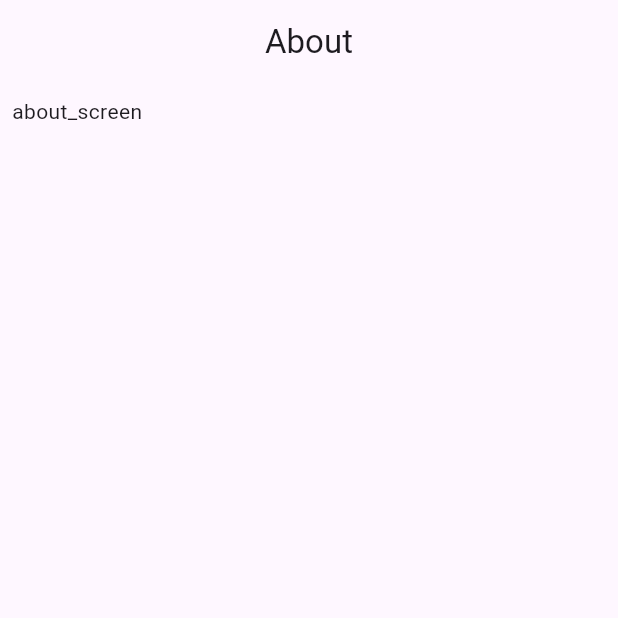
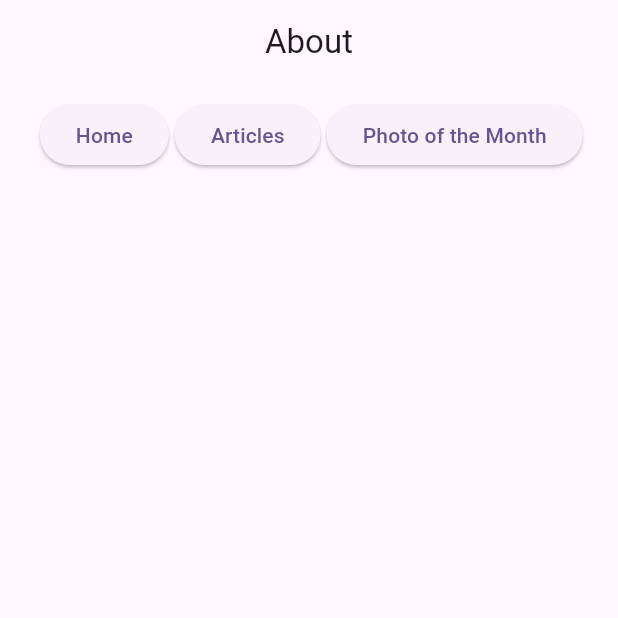
Before and after one commit to marek-jakub/personal_flutter, a Flutter app: the AboutScreen screen opened directly, on a phone screen of 412 x 824 dp, the top half of it. Run offline on Flutter 3.47's test engine with Material 2 defaults, Android fonts, the phone set to English and light mode, and no system bars; our stand-ins replace google_fonts.

Commit message:
Add nav buttons.

```diff
--- a/lib/screens/about_screen.dart
+++ b/lib/screens/about_screen.dart
@@ -9,15 +9,45 @@
     return Scaffold(
       appBar: AppBar(
         title: const Text('About'),
+        automaticallyImplyLeading: false,
         centerTitle: true,
       ),
-      body: const Padding(
+      body: Padding(
         padding: EdgeInsets.all(8.0),
         child: Column(
-          crossAxisAlignment: CrossAxisAlignment.start,
-          mainAxisSize: MainAxisSize.min,
           children: <Widget>[
-            Text('about_screen'),
+            Row(
+              mainAxisAlignment: MainAxisAlignment.center,
+              children: [
+                Padding(
+                  padding: const EdgeInsets.fromLTRB(5.0, 2.0, 2.0, 2.0),
+                  child: ElevatedButton(
+                    onPressed: () {
+                      Navigator.pushNamed(context, '/welcome');
+                    },
+                    child: const Text('Home'),
+                  ),
+                ),
+                Padding(
+                  padding: const EdgeInsets.fromLTRB(2.0, 2.0, 2.0, 2.0),
+                  child: ElevatedButton(
+                    onPressed: () {
+                      Navigator.pushNamed(context, '/articles');
+                    },
+                    child: const Text('Articles'),
+                  ),
+                ),
+                Padding(
+                  padding: const EdgeInsets.fromLTRB(2.0, 2.0, 2.0, 2.0),
+                  child: ElevatedButton(
+                    onPressed: () {
+                      Navigator.pushNamed(context, '/photos');
+                    },
+                    child: const Text('Photo of the Month'),
+                  ),
+                ),
+              ],
+            ),
           ],
         ),
       ),
```
